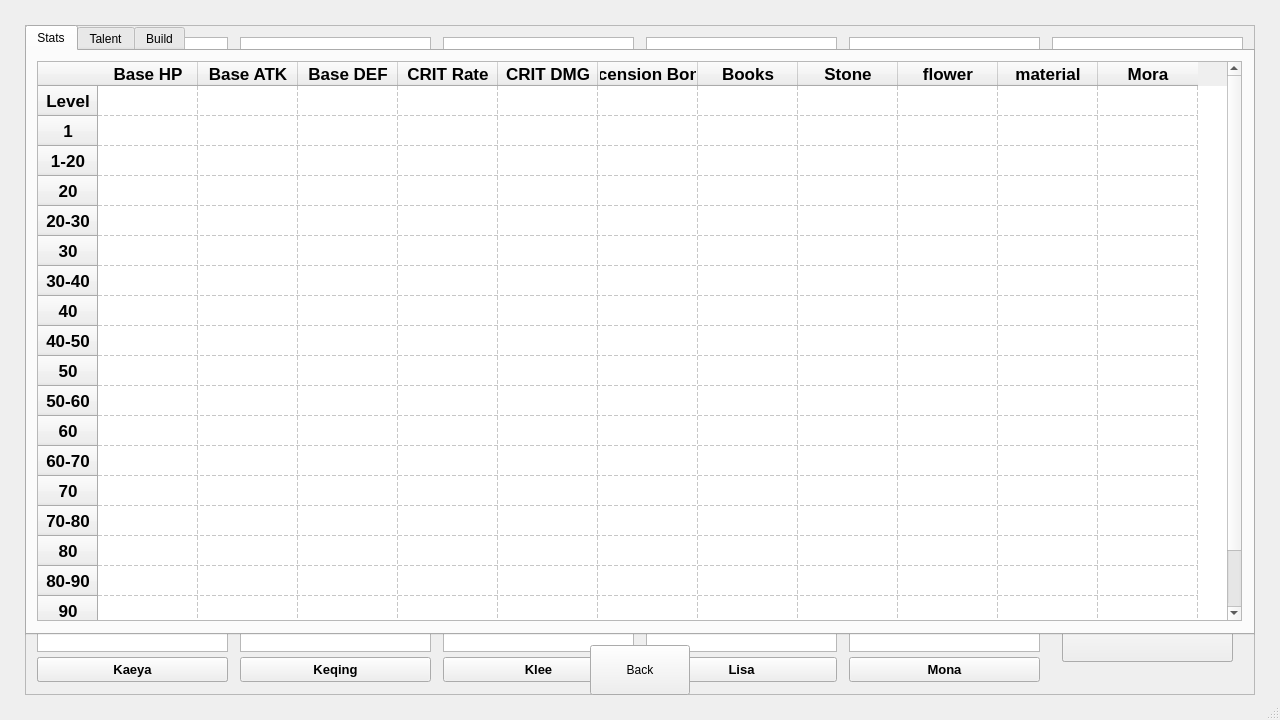
Qt form genshin_try.ui (crimvael/genshin_try) before a commit.
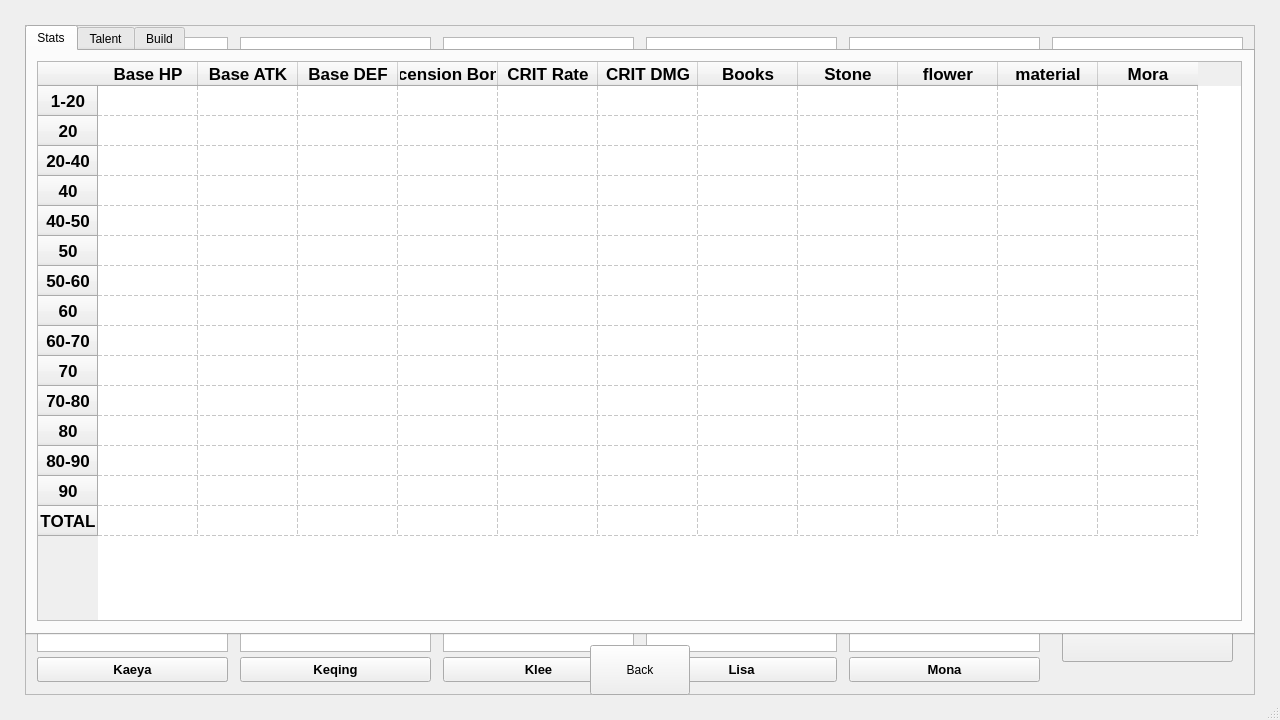
The same form after that commit. Icons and pictures are not drawn.

```diff
--- a/genshin_try.ui
+++ b/genshin_try.ui
@@ -1203,36 +1203,6 @@
       <attribute name="verticalHeaderStretchLastSection">
        <bool>false</bool>
       </attribute>
-      <row>
-       <property name="text">
-        <string>Level</string>
-       </property>
-       <property name="font">
-        <font>
-         <pointsize>13</pointsize>
-         <weight>75</weight>
-         <bold>true</bold>
-        </font>
-       </property>
-       <property name="textAlignment">
-        <set>AlignCenter</set>
-       </property>
-      </row>
-      <row>
-       <property name="text">
-        <string>1</string>
-       </property>
-       <property name="font">
-        <font>
-         <pointsize>13</pointsize>
-         <weight>75</weight>
-         <bold>true</bold>
-        </font>
-       </property>
-       <property name="textAlignment">
-        <set>AlignCenter</set>
-       </property>
-      </row>
       <row>
        <property name="text">
         <string>1-20</string>
@@ -1265,37 +1235,7 @@
       </row>
       <row>
        <property name="text">
-        <string>20-30</string>
-       </property>
-       <property name="font">
-        <font>
-         <pointsize>13</pointsize>
-         <weight>75</weight>
-         <bold>true</bold>
-        </font>
-       </property>
-       <property name="textAlignment">
-        <set>AlignCenter</set>
-       </property>
-      </row>
-      <row>
-       <property name="text">
-        <string>30</string>
-       </property>
-       <property name="font">
-        <font>
-         <pointsize>13</pointsize>
-         <weight>75</weight>
-         <bold>true</bold>
-        </font>
-       </property>
-       <property name="textAlignment">
-        <set>AlignCenter</set>
-       </property>
-      </row>
-      <row>
-       <property name="text">
-        <string>30-40</string>
+        <string>20-40</string>
        </property>
        <property name="font">
         <font>
@@ -1537,6 +1477,21 @@
         <set>AlignCenter</set>
        </property>
       </column>
+      <column>
+       <property name="text">
+        <string>Ascension Bonus</string>
+       </property>
+       <property name="font">
+        <font>
+         <pointsize>13</pointsize>
+         <weight>75</weight>
+         <bold>true</bold>
+        </font>
+       </property>
+       <property name="textAlignment">
+        <set>AlignCenter</set>
+       </property>
+      </column>
       <column>
        <property name="text">
         <string>CRIT Rate</string>
@@ -1567,21 +1522,6 @@
         <set>AlignCenter</set>
        </property>
       </column>
-      <column>
-       <property name="text">
-        <string>Ascension Bonus</string>
-       </property>
-       <property name="font">
-        <font>
-         <pointsize>13</pointsize>
-         <weight>75</weight>
-         <bold>true</bold>
-        </font>
-       </property>
-       <property name="textAlignment">
-        <set>AlignCenter</set>
-       </property>
-      </column>
       <column>
        <property name="text">
         <string>Books</string>
@@ -1657,14 +1597,6 @@
         <set>AlignCenter</set>
        </property>
       </column>
-      <item row="0" column="0">
-       <property name="text">
-        <string/>
-       </property>
-       <property name="textAlignment">
-        <set>AlignCenter</set>
-       </property>
-      </item>
       <item row="0" column="1">
        <property name="text">
         <string/>
@@ -1751,976 +1683,1217 @@
        </property>
       </item>
       <item row="1" column="1">
+       <property name="text">
+        <string/>
+       </property>
        <property name="textAlignment">
         <set>AlignCenter</set>
        </property>
       </item>
       <item row="1" column="2">
+       <property name="text">
+        <string/>
+       </property>
        <property name="textAlignment">
         <set>AlignCenter</set>
        </property>
       </item>
       <item row="1" column="3">
+       <property name="text">
+        <string/>
+       </property>
        <property name="textAlignment">
         <set>AlignCenter</set>
        </property>
       </item>
       <item row="1" column="4">
+       <property name="text">
+        <string/>
+       </property>
        <property name="textAlignment">
         <set>AlignCenter</set>
        </property>
       </item>
       <item row="1" column="5">
+       <property name="text">
+        <string/>
+       </property>
        <property name="textAlignment">
         <set>AlignCenter</set>
        </property>
       </item>
       <item row="1" column="6">
+       <property name="text">
+        <string/>
+       </property>
        <property name="textAlignment">
         <set>AlignCenter</set>
        </property>
       </item>
       <item row="1" column="7">
+       <property name="text">
+        <string/>
+       </property>
        <property name="textAlignment">
         <set>AlignCenter</set>
        </property>
       </item>
       <item row="1" column="8">
+       <property name="text">
+        <string/>
+       </property>
        <property name="textAlignment">
         <set>AlignCenter</set>
        </property>
       </item>
       <item row="1" column="9">
+       <property name="text">
+        <string/>
+       </property>
        <property name="textAlignment">
         <set>AlignCenter</set>
        </property>
       </item>
       <item row="1" column="10">
+       <property name="text">
+        <string/>
+       </property>
+       <property name="textAlignment">
+        <set>AlignCenter</set>
+       </property>
+      </item>
+      <item row="2" column="0">
+       <property name="text">
+        <string/>
+       </property>
        <property name="textAlignment">
         <set>AlignCenter</set>
        </property>
       </item>
       <item row="2" column="1">
+       <property name="text">
+        <string/>
+       </property>
        <property name="textAlignment">
         <set>AlignCenter</set>
        </property>
       </item>
       <item row="2" column="2">
+       <property name="text">
+        <string/>
+       </property>
        <property name="textAlignment">
         <set>AlignCenter</set>
        </property>
       </item>
       <item row="2" column="3">
+       <property name="text">
+        <string/>
+       </property>
        <property name="textAlignment">
         <set>AlignCenter</set>
        </property>
       </item>
       <item row="2" column="4">
+       <property name="text">
+        <string/>
+       </property>
        <property name="textAlignment">
         <set>AlignCenter</set>
        </property>
       </item>
       <item row="2" column="5">
+       <property name="text">
+        <string/>
+       </property>
        <property name="textAlignment">
         <set>AlignCenter</set>
        </property>
       </item>
       <item row="2" column="6">
+       <property name="text">
+        <string/>
+       </property>
        <property name="textAlignment">
         <set>AlignCenter</set>
        </property>
       </item>
       <item row="2" column="7">
+       <property name="text">
+        <string/>
+       </property>
        <property name="textAlignment">
         <set>AlignCenter</set>
        </property>
       </item>
       <item row="2" column="8">
+       <property name="text">
+        <string/>
+       </property>
        <property name="textAlignment">
         <set>AlignCenter</set>
        </property>
       </item>
       <item row="2" column="9">
+       <property name="text">
+        <string/>
+       </property>
        <property name="textAlignment">
         <set>AlignCenter</set>
        </property>
       </item>
       <item row="2" column="10">
+       <property name="text">
+        <string/>
+       </property>
        <property name="textAlignment">
         <set>AlignCenter</set>
        </property>
       </item>
       <item row="3" column="0">
+       <property name="text">
+        <string/>
+       </property>
        <property name="textAlignment">
         <set>AlignCenter</set>
        </property>
       </item>
       <item row="3" column="1">
+       <property name="text">
+        <string/>
+       </property>
        <property name="textAlignment">
         <set>AlignCenter</set>
        </property>
       </item>
       <item row="3" column="2">
+       <property name="text">
+        <string/>
+       </property>
        <property name="textAlignment">
         <set>AlignCenter</set>
        </property>
       </item>
       <item row="3" column="3">
+       <property name="text">
+        <string/>
+       </property>
        <property name="textAlignment">
         <set>AlignCenter</set>
        </property>
       </item>
       <item row="3" column="4">
+       <property name="text">
+        <string/>
+       </property>
        <property name="textAlignment">
         <set>AlignCenter</set>
        </property>
       </item>
       <item row="3" column="5">
+       <property name="text">
+        <string/>
+       </property>
        <property name="textAlignment">
         <set>AlignCenter</set>
        </property>
       </item>
       <item row="3" column="6">
+       <property name="text">
+        <string/>
+       </property>
        <property name="textAlignment">
         <set>AlignCenter</set>
        </property>
       </item>
       <item row="3" column="7">
+       <property name="text">
+        <string/>
+       </property>
        <property name="textAlignment">
         <set>AlignCenter</set>
        </property>
       </item>
       <item row="3" column="8">
+       <property name="text">
+        <string/>
+       </property>
        <property name="textAlignment">
         <set>AlignCenter</set>
        </property>
       </item>
       <item row="3" column="9">
+       <property name="text">
+        <string/>
+       </property>
        <property name="textAlignment">
         <set>AlignCenter</set>
        </property>
       </item>
       <item row="3" column="10">
+       <property name="text">
+        <string/>
+       </property>
        <property name="textAlignment">
         <set>AlignCenter</set>
        </property>
       </item>
       <item row="4" column="0">
+       <property name="text">
+        <string/>
+       </property>
        <property name="textAlignment">
         <set>AlignCenter</set>
        </property>
       </item>
       <item row="4" column="1">
+       <property name="text">
+        <string/>
+       </property>
        <property name="textAlignment">
         <set>AlignCenter</set>
        </property>
       </item>
       <item row="4" column="2">
+       <property name="text">
+        <string/>
+       </property>
        <property name="textAlignment">
         <set>AlignCenter</set>
        </property>
       </item>
       <item row="4" column="3">
+       <property name="text">
+        <string/>
+       </property>
        <property name="textAlignment">
         <set>AlignCenter</set>
        </property>
       </item>
       <item row="4" column="4">
+       <property name="text">
+        <string/>
+       </property>
        <property name="textAlignment">
         <set>AlignCenter</set>
        </property>
       </item>
       <item row="4" column="5">
+       <property name="text">
+        <string/>
+       </property>
        <property name="textAlignment">
         <set>AlignCenter</set>
        </property>
       </item>
       <item row="4" column="6">
+       <property name="text">
+        <string/>
+       </property>
        <property name="textAlignment">
         <set>AlignCenter</set>
        </property>
       </item>
       <item row="4" column="7">
+       <property name="text">
+        <string/>
+       </property>
        <property name="textAlignment">
         <set>AlignCenter</set>
        </property>
       </item>
       <item row="4" column="8">
+       <property name="text">
+        <string/>
+       </property>
        <property name="textAlignment">
         <set>AlignCenter</set>
        </property>
       </item>
       <item row="4" column="9">
+       <property name="text">
+        <string/>
+       </property>
        <property name="textAlignment">
         <set>AlignCenter</set>
        </property>
       </item>
       <item row="4" column="10">
+       <property name="text">
+        <string/>
+       </property>
        <property name="textAlignment">
         <set>AlignCenter</set>
        </property>
       </item>
       <item row="5" column="0">
+       <property name="text">
+        <string/>
+       </property>
        <property name="textAlignment">
         <set>AlignCenter</set>
        </property>
       </item>
       <item row="5" column="1">
+       <property name="text">
+        <string/>
+       </property>
        <property name="textAlignment">
         <set>AlignCenter</set>
        </property>
       </item>
       <item row="5" column="2">
+       <property name="text">
+        <string/>
+       </property>
        <property name="textAlignment">
         <set>AlignCenter</set>
        </property>
       </item>
       <item row="5" column="3">
+       <property name="text">
+        <string/>
+       </property>
        <property name="textAlignment">
         <set>AlignCenter</set>
        </property>
       </item>
       <item row="5" column="4">
+       <property name="text">
+        <string/>
+       </property>
        <property name="textAlignment">
         <set>AlignCenter</set>
        </property>
       </item>
       <item row="5" column="5">
+       <property name="text">
+        <string/>
+       </property>
        <property name="textAlignment">
         <set>AlignCenter</set>
        </property>
       </item>
       <item row="5" column="6">
+       <property name="text">
+        <string/>
+       </property>
        <property name="textAlignment">
         <set>AlignCenter</set>
        </property>
       </item>
       <item row="5" column="7">
+       <property name="text">
+        <string/>
+       </property>
        <property name="textAlignment">
         <set>AlignCenter</set>
        </property>
       </item>
       <item row="5" column="8">
+       <property name="text">
+        <string/>
+       </property>
        <property name="textAlignment">
         <set>AlignCenter</set>
        </property>
       </item>
       <item row="5" column="9">
+       <property name="text">
+        <string/>
+       </property>
        <property name="textAlignment">
         <set>AlignCenter</set>
        </property>
       </item>
       <item row="5" column="10">
-       <property name="textAlignment">
-        <set>AlignCenter</set>
+       <property name="text">
+        <string/>
        </property>
-      </item>
-      <item row="6" column="0">
        <property name="textAlignment">
         <set>AlignCenter</set>
        </property>
       </item>
       <item row="6" column="1">
+       <property name="text">
+        <string/>
+       </property>
        <property name="textAlignment">
         <set>AlignCenter</set>
        </property>
       </item>
       <item row="6" column="2">
+       <property name="text">
+        <string/>
+       </property>
        <property name="textAlignment">
         <set>AlignCenter</set>
        </property>
       </item>
       <item row="6" column="3">
+       <property name="text">
+        <string/>
+       </property>
        <property name="textAlignment">
         <set>AlignCenter</set>
        </property>
       </item>
       <item row="6" column="4">
+       <property name="text">
+        <string/>
+       </property>
        <property name="textAlignment">
         <set>AlignCenter</set>
        </property>
       </item>
       <item row="6" column="5">
+       <property name="text">
+        <string/>
+       </property>
        <property name="textAlignment">
         <set>AlignCenter</set>
        </property>
       </item>
       <item row="6" column="6">
+       <property name="text">
+        <string/>
+       </property>
        <property name="textAlignment">
         <set>AlignCenter</set>
        </property>
       </item>
       <item row="6" column="7">
+       <property name="text">
+        <string/>
+       </property>
        <property name="textAlignment">
         <set>AlignCenter</set>
        </property>
       </item>
       <item row="6" column="8">
+       <property name="text">
+        <string/>
+       </property>
        <property name="textAlignment">
         <set>AlignCenter</set>
        </property>
       </item>
       <item row="6" column="9">
+       <property name="text">
+        <string/>
+       </property>
        <property name="textAlignment">
         <set>AlignCenter</set>
        </property>
       </item>
       <item row="6" column="10">
+       <property name="text">
+        <string/>
+       </property>
        <property name="textAlignment">
         <set>AlignCenter</set>
        </property>
       </item>
       <item row="7" column="0">
+       <property name="text">
+        <string/>
+       </property>
        <property name="textAlignment">
         <set>AlignCenter</set>
        </property>
       </item>
       <item row="7" column="1">
+       <property name="text">
+        <string/>
+       </property>
        <property name="textAlignment">
         <set>AlignCenter</set>
        </property>
       </item>
       <item row="7" column="2">
+       <property name="text">
+        <string/>
+       </property>
        <property name="textAlignment">
         <set>AlignCenter</set>
        </property>
       </item>
       <item row="7" column="3">
+       <property name="text">
+        <string/>
+       </property>
        <property name="textAlignment">
         <set>AlignCenter</set>
        </property>
       </item>
       <item row="7" column="4">
+       <property name="text">
+        <string/>
+       </property>
        <property name="textAlignment">
         <set>AlignCenter</set>
        </property>
       </item>
       <item row="7" column="5">
+       <property name="text">
+        <string/>
+       </property>
        <property name="textAlignment">
         <set>AlignCenter</set>
        </property>
       </item>
       <item row="7" column="6">
+       <property name="text">
+        <string/>
+       </property>
        <property name="textAlignment">
         <set>AlignCenter</set>
        </property>
       </item>
       <item row="7" column="7">
+       <property name="text">
+        <string/>
+       </property>
        <property name="textAlignment">
         <set>AlignCenter</set>
        </property>
       </item>
       <item row="7" column="8">
+       <property name="text">
+        <string/>
+       </property>
        <property name="textAlignment">
         <set>AlignCenter</set>
        </property>
       </item>
       <item row="7" column="9">
+       <property name="text">
+        <string/>
+       </property>
        <property name="textAlignment">
         <set>AlignCenter</set>
        </property>
       </item>
       <item row="7" column="10">
+       <property name="text">
+        <string/>
+       </property>
        <property name="textAlignment">
         <set>AlignCenter</set>
        </property>
       </item>
       <item row="8" column="0">
+       <property name="text">
+        <string/>
+       </property>
        <property name="textAlignment">
         <set>AlignCenter</set>
        </property>
       </item>
       <item row="8" column="1">
+       <property name="text">
+        <string/>
+       </property>
        <property name="textAlignment">
         <set>AlignCenter</set>
        </property>
       </item>
       <item row="8" column="2">
+       <property name="text">
+        <string/>
+       </property>
        <property name="textAlignment">
         <set>AlignCenter</set>
        </property>
       </item>
       <item row="8" column="3">
+       <property name="text">
+        <string/>
+       </property>
        <property name="textAlignment">
         <set>AlignCenter</set>
        </property>
       </item>
       <item row="8" column="4">
+       <property name="text">
+        <string/>
+       </property>
        <property name="textAlignment">
         <set>AlignCenter</set>
        </property>
       </item>
       <item row="8" column="5">
+       <property name="text">
+        <string/>
+       </property>
        <property name="textAlignment">
         <set>AlignCenter</set>
        </property>
       </item>
       <item row="8" column="6">
+       <property name="text">
+        <string/>
+       </property>
        <property name="textAlignment">
         <set>AlignCenter</set>
        </property>
       </item>
       <item row="8" column="7">
+       <property name="text">
+        <string/>
+       </property>
        <property name="textAlignment">
         <set>AlignCenter</set>
        </property>
       </item>
       <item row="8" column="8">
+       <property name="text">
+        <string/>
+       </property>
        <property name="textAlignment">
         <set>AlignCenter</set>
        </property>
       </item>
       <item row="8" column="9">
+       <property name="text">
+        <string/>
+       </property>
        <property name="textAlignment">
         <set>AlignCenter</set>
        </property>
       </item>
       <item row="8" column="10">
+       <property name="text">
+        <string/>
+       </property>
        <property name="textAlignment">
         <set>AlignCenter</set>
        </property>
       </item>
       <item row="9" column="0">
+       <property name="text">
+        <string/>
+       </property>
        <property name="textAlignment">
         <set>AlignCenter</set>
        </property>
       </item>
       <item row="9" column="1">
+       <property name="text">
+        <string/>
+       </property>
        <property name="textAlignment">
         <set>AlignCenter</set>
        </property>
       </item>
       <item row="9" column="2">
+       <property name="text">
+        <string/>
+       </property>
        <property name="textAlignment">
         <set>AlignCenter</set>
        </property>
       </item>
       <item row="9" column="3">
+       <property name="text">
+        <string/>
+       </property>
        <property name="textAlignment">
         <set>AlignCenter</set>
        </property>
       </item>
       <item row="9" column="4">
+       <property name="text">
+        <string/>
+       </property>
        <property name="textAlignment">
         <set>AlignCenter</set>
        </property>
       </item>
       <item row="9" column="5">
+       <property name="text">
+        <string/>
+       </property>
        <property name="textAlignment">
         <set>AlignCenter</set>
        </property>
       </item>
       <item row="9" column="6">
+       <property name="text">
+        <string/>
+       </property>
        <property name="textAlignment">
         <set>AlignCenter</set>
        </property>
       </item>
       <item row="9" column="7">
+       <property name="text">
+        <string/>
+       </property>
        <property name="textAlignment">
         <set>AlignCenter</set>
        </property>
       </item>
       <item row="9" column="8">
+       <property name="text">
+        <string/>
+       </property>
        <property name="textAlignment">
         <set>AlignCenter</set>
        </property>
       </item>
       <item row="9" column="9">
+       <property name="text">
+        <string/>
+       </property>
        <property name="textAlignment">
         <set>AlignCenter</set>
        </property>
       </item>
       <item row="9" column="10">
+       <property name="text">
+        <string/>
+       </property>
+       <property name="textAlignment">
+        <set>AlignCenter</set>
+       </property>
+      </item>
+      <item row="10" column="0">
+       <property name="text">
+        <string/>
+       </property>
        <property name="textAlignment">
         <set>AlignCenter</set>
        </property>
       </item>
       <item row="10" column="1">
+       <property name="text">
+        <string/>
+       </property>
        <property name="textAlignment">
         <set>AlignCenter</set>
        </property>
       </item>
       <item row="10" column="2">
+       <property name="text">
+        <string/>
+       </property>
        <property name="textAlignment">
         <set>AlignCenter</set>
        </property>
       </item>
       <item row="10" column="3">
+       <property name="text">
+        <string/>
+       </property>
        <property name="textAlignment">
         <set>AlignCenter</set>
        </property>
       </item>
       <item row="10" column="4">
+       <property name="text">
+        <string/>
+       </property>
        <property name="textAlignment">
         <set>AlignCenter</set>
        </property>
       </item>
       <item row="10" column="5">
+       <property name="text">
+        <string/>
+       </property>
        <property name="textAlignment">
         <set>AlignCenter</set>
        </property>
       </item>
       <item row="10" column="6">
+       <property name="text">
+        <string/>
+       </property>
        <property name="textAlignment">
         <set>AlignCenter</set>
        </property>
       </item>
       <item row="10" column="7">
+       <property name="text">
+        <string/>
+       </property>
        <property name="textAlignment">
         <set>AlignCenter</set>
        </property>
       </item>
       <item row="10" column="8">
+       <property name="text">
+        <string/>
+       </property>
        <property name="textAlignment">
         <set>AlignCenter</set>
        </property>
       </item>
       <item row="10" column="9">
+       <property name="text">
+        <string/>
+       </property>
        <property name="textAlignment">
         <set>AlignCenter</set>
        </property>
       </item>
       <item row="10" column="10">
+       <property name="text">
+        <string/>
+       </property>
        <property name="textAlignment">
         <set>AlignCenter</set>
        </property>
       </item>
       <item row="11" column="0">
+       <property name="text">
+        <string/>
+       </property>
        <property name="textAlignment">
         <set>AlignCenter</set>
        </property>
       </item>
       <item row="11" column="1">
+       <property name="text">
+        <string/>
+       </property>
        <property name="textAlignment">
         <set>AlignCenter</set>
        </property>
       </item>
       <item row="11" column="2">
+       <property name="text">
+        <string/>
+       </property>
        <property name="textAlignment">
         <set>AlignCenter</set>
        </property>
       </item>
       <item row="11" column="3">
+       <property name="text">
+        <string/>
+       </property>
        <property name="textAlignment">
         <set>AlignCenter</set>
        </property>
       </item>
       <item row="11" column="4">
+       <property name="text">
+        <string/>
+       </property>
        <property name="textAlignment">
         <set>AlignCenter</set>
        </property>
       </item>
       <item row="11" column="5">
+       <property name="text">
+        <string/>
+       </property>
        <property name="textAlignment">
         <set>AlignCenter</set>
        </property>
       </item>
       <item row="11" column="6">
+       <property name="text">
+        <string/>
+       </property>
        <property name="textAlignment">
         <set>AlignCenter</set>
        </property>
       </item>
       <item row="11" column="7">
+       <property name="text">
+        <string/>
+       </property>
        <property name="textAlignment">
         <set>AlignCenter</set>
        </property>
       </item>
       <item row="11" column="8">
+       <property name="text">
+        <string/>
+       </property>
        <property name="textAlignment">
         <set>AlignCenter</set>
        </property>
       </item>
       <item row="11" column="9">
+       <property name="text">
+        <string/>
+       </property>
        <property name="textAlignment">
         <set>AlignCenter</set>
        </property>
       </item>
       <item row="11" column="10">
+       <property name="text">
+        <string/>
+       </property>
        <property name="textAlignment">
         <set>AlignCenter</set>
        </property>
       </item>
       <item row="12" column="0">
+       <property name="text">
+        <string/>
+       </property>
        <property name="textAlignment">
         <set>AlignCenter</set>
        </property>
       </item>
       <item row="12" column="1">
+       <property name="text">
+        <string/>
+       </property>
        <property name="textAlignment">
         <set>AlignCenter</set>
        </property>
       </item>
       <item row="12" column="2">
+       <property name="text">
+        <string/>
+       </property>
        <property name="textAlignment">
         <set>AlignCenter</set>
        </property>
       </item>
       <item row="12" column="3">
+       <property name="text">
+        <string/>
+       </property>
        <property name="textAlignment">
         <set>AlignCenter</set>
        </property>
       </item>
       <item row="12" column="4">
+       <property name="text">
+        <string/>
+       </property>
        <property name="textAlignment">
         <set>AlignCenter</set>
        </property>
       </item>
       <item row="12" column="5">
+       <property name="text">
+        <string/>
+       </property>
        <property name="textAlignment">
         <set>AlignCenter</set>
        </property>
       </item>
       <item row="12" column="6">
+       <property name="text">
+        <string/>
+       </property>
        <property name="textAlignment">
         <set>AlignCenter</set>
        </property>
       </item>
       <item row="12" column="7">
+       <property name="text">
+        <string/>
+       </property>
        <property name="textAlignment">
         <set>AlignCenter</set>
        </property>
       </item>
       <item row="12" column="8">
+       <property name="text">
+        <string/>
+       </property>
        <property name="textAlignment">
         <set>AlignCenter</set>
        </property>
       </item>
       <item row="12" column="9">
+       <property name="text">
+        <string/>
+       </property>
        <property name="textAlignment">
         <set>AlignCenter</set>
        </property>
       </item>
       <item row="12" column="10">
+       <property name="text">
+        <string/>
+       </property>
        <property name="textAlignment">
         <set>AlignCenter</set>
        </property>
       </item>
       <item row="13" column="0">
+       <property name="text">
+        <string/>
+       </property>
        <property name="textAlignment">
         <set>AlignCenter</set>
        </property>
       </item>
       <item row="13" column="1">
+       <property name="text">
+        <string/>
+       </property>
        <property name="textAlignment">
         <set>AlignCenter</set>
        </property>
       </item>
       <item row="13" column="2">
+       <property name="text">
+        <string/>
+       </property>
        <property name="textAlignment">
         <set>AlignCenter</set>
        </property>
       </item>
       <item row="13" column="3">
+       <property name="text">
+        <string/>
+       </property>
        <property name="textAlignment">
         <set>AlignCenter</set>
        </property>
       </item>
       <item row="13" column="4">
+       <property name="text">
+        <string/>
+       </property>
        <property name="textAlignment">
         <set>AlignCenter</set>
        </property>
       </item>
       <item row="13" column="5">
+       <property name="text">
+        <string/>
+       </property>
        <property name="textAlignment">
         <set>AlignCenter</set>
        </property>
       </item>
       <item row="13" column="6">
+       <property name="text">
+        <string/>
+       </property>
        <property name="textAlignment">
         <set>AlignCenter</set>
        </property>
       </item>
       <item row="13" column="7">
+       <property name="text">
+        <string/>
+       </property>
        <property name="textAlignment">
         <set>AlignCenter</set>
        </property>
       </item>
       <item row="13" column="8">
+       <property name="text">
+        <string/>
+       </property>
        <property name="textAlignment">
         <set>AlignCenter</set>
        </property>
       </item>
       <item row="13" column="9">
+       <property name="text">
+        <string/>
+       </property>
        <property name="textAlignment">
         <set>AlignCenter</set>
        </property>
       </item>
       <item row="13" column="10">
+       <property name="text">
+        <string/>
+       </property>
        <property name="textAlignment">
         <set>AlignCenter</set>
        </property>
       </item>
       <item row="14" column="0">
+       <property name="text">
+        <string/>
+       </property>
        <property name="textAlignment">
         <set>AlignCenter</set>
        </property>
       </item>
       <item row="14" column="1">
+       <property name="text">
+        <string/>
+       </property>
        <property name="textAlignment">
         <set>AlignCenter</set>
        </property>
       </item>
       <item row="14" column="2">
+       <property name="text">
+        <string/>
+       </property>
        <property name="textAlignment">
         <set>AlignCenter</set>
        </property>
       </item>
       <item row="14" column="3">
+       <property name="text">
+        <string/>
+       </property>
        <property name="textAlignment">
         <set>AlignCenter</set>
        </property>
       </item>
       <item row="14" column="4">
+       <property name="text">
+        <string/>
+       </property>
        <property name="textAlignment">
         <set>AlignCenter</set>
        </property>
       </item>
       <item row="14" column="5">
+       <property name="text">
+        <string/>
+       </property>
        <property name="textAlignment">
         <set>AlignCenter</set>
        </property>
       </item>
       <item row="14" column="6">
+       <property name="text">
+        <string/>
+       </property>
        <property name="textAlignment">
         <set>AlignCenter</set>
        </property>
       </item>
       <item row="14" column="7">
+       <property name="text">
+        <string/>
+       </property>
        <property name="textAlignment">
         <set>AlignCenter</set>
        </property>
       </item>
       <item row="14" column="8">
+       <property name="text">
+        <string/>
+       </property>
        <property name="textAlignment">
         <set>AlignCenter</set>
        </property>
       </item>
       <item row="14" column="9">
+       <property name="text">
+        <string/>
+       </property>
        <property name="textAlignment">
         <set>AlignCenter</set>
        </property>
       </item>
       <item row="14" column="10">
-       <property name="textAlignment">
-        <set>AlignCenter</set>
+       <property name="text">
+        <string/>
        </property>
-      </item>
-      <item row="15" column="0">
-       <property name="textAlignment">
-        <set>AlignCenter</set>
-       </property>
-      </item>
-      <item row="15" column="1">
-       <property name="textAlignment">
-        <set>AlignCenter</set>
-       </property>
-      </item>
-      <item row="15" column="2">
-       <property name="textAlignment">
-        <set>AlignCenter</set>
-       </property>
-      </item>
-      <item row="15" column="3">
-       <property name="textAlignment">
-        <set>AlignCenter</set>
-       </property>
-      </item>
-      <item row="15" column="4">
-       <property name="textAlignment">
-        <set>AlignCenter</set>
-       </property>
-      </item>
-      <item row="15" column="5">
-       <property name="textAlignment">
-        <set>AlignCenter</set>
-       </property>
-      </item>
-      <item row="15" column="6">
-       <property name="textAlignment">
-        <set>AlignCenter</set>
-       </property>
-      </item>
-      <item row="15" column="7">
-       <property name="textAlignment">
-        <set>AlignCenter</set>
-       </property>
-      </item>
-      <item row="15" column="8">
-       <property name="textAlignment">
-        <set>AlignCenter</set>
-       </property>
-      </item>
-      <item row="15" column="9">
-       <property name="textAlignment">
-        <set>AlignCenter</set>
-       </property>
-      </item>
-      <item row="15" column="10">
-       <property name="textAlignment">
-        <set>AlignCenter</set>
-       </property>
-      </item>
-      <item row="16" column="0">
-       <property name="textAlignment">
-        <set>AlignCenter</set>
-       </property>
-      </item>
-      <item row="16" column="1">
-       <property name="textAlignment">
-        <set>AlignCenter</set>
-       </property>
-      </item>
-      <item row="16" column="2">
-       <property name="textAlignment">
-        <set>AlignCenter</set>
-       </property>
-      </item>
-      <item row="16" column="3">
-       <property name="textAlignment">
-        <set>AlignCenter</set>
-       </property>
-      </item>
-      <item row="16" column="4">
-       <property name="textAlignment">
-        <set>AlignCenter</set>
-       </property>
-      </item>
-      <item row="16" column="5">
-       <property name="textAlignment">
-        <set>AlignCenter</set>
-       </property>
-      </item>
-      <item row="16" column="6">
-       <property name="textAlignment">
-        <set>AlignCenter</set>
-       </property>
-      </item>
-      <item row="16" column="7">
-       <property name="textAlignment">
-        <set>AlignCenter</set>
-       </property>
-      </item>
-      <item row="16" column="8">
-       <property name="textAlignment">
-        <set>AlignCenter</set>
-       </property>
-      </item>
-      <item row="16" column="9">
-       <property name="textAlignment">
-        <set>AlignCenter</set>
-       </property>
-      </item>
-      <item row="16" column="10">
-       <property name="textAlignment">
-        <set>AlignCenter</set>
-       </property>
-      </item>
-      <item row="17" column="0">
-       <property name="textAlignment">
-        <set>AlignCenter</set>
-       </property>
-      </item>
-      <item row="17" column="1">
-       <property name="textAlignment">
-        <set>AlignCenter</set>
-       </property>
-      </item>
-      <item row="17" column="2">
-       <property name="textAlignment">
-        <set>AlignCenter</set>
-       </property>
-      </item>
-      <item row="17" column="3">
-       <property name="textAlignment">
-        <set>AlignCenter</set>
-       </property>
-      </item>
-      <item row="17" column="4">
-       <property name="textAlignment">
-        <set>AlignCenter</set>
-       </property>
-      </item>
-      <item row="17" column="5">
-       <property name="textAlignment">
-        <set>AlignCenter</set>
-       </property>
-      </item>
-      <item row="17" column="6">
-       <property name="textAlignment">
-        <set>AlignCenter</set>
-       </property>
-      </item>
-      <item row="17" column="7">
-       <property name="textAlignment">
-        <set>AlignCenter</set>
-       </property>
-      </item>
-      <item row="17" column="8">
-       <property name="textAlignment">
-        <set>AlignCenter</set>
-       </property>
-      </item>
-      <item row="17" column="9">
-       <property name="textAlignment">
-        <set>AlignCenter</set>
-       </property>
-      </item>
-      <item row="17" column="10">
-       <property name="textAlignment">
-        <set>AlignCenter</set>
-       </property>
-      </item>
-      <item row="18" column="0">
-       <property name="textAlignment">
-        <set>AlignCenter</set>
-       </property>
-      </item>
-      <item row="18" column="1">
-       <property name="textAlignment">
-        <set>AlignCenter</set>
-       </property>
-      </item>
-      <item row="18" column="2">
-       <property name="textAlignment">
-        <set>AlignCenter</set>
-       </property>
-      </item>
-      <item row="18" column="3">
-       <property name="textAlignment">
-        <set>AlignCenter</set>
-       </property>
-      </item>
-      <item row="18" column="4">
-       <property name="textAlignment">
-        <set>AlignCenter</set>
-       </property>
-      </item>
-      <item row="18" column="5">
-       <property name="textAlignment">
-        <set>AlignCenter</set>
-       </property>
-      </item>
-      <item row="18" column="6">
-       <property name="textAlignment">
-        <set>AlignCenter</set>
-       </property>
-      </item>
-      <item row="18" column="7">
-       <property name="textAlignment">
-        <set>AlignCenter</set>
-       </property>
-      </item>
-      <item row="18" column="8">
-       <property name="textAlignment">
-        <set>AlignCenter</set>
-       </property>
-      </item>
-      <item row="18" column="9">
-       <property name="textAlignment">
-        <set>AlignCenter</set>
-       </property>
-      </item>
-      <item row="18" column="10">
        <property name="textAlignment">
         <set>AlignCenter</set>
        </property>
```
Left out of the diff: 3 changed lines with no effect on the pictures.
